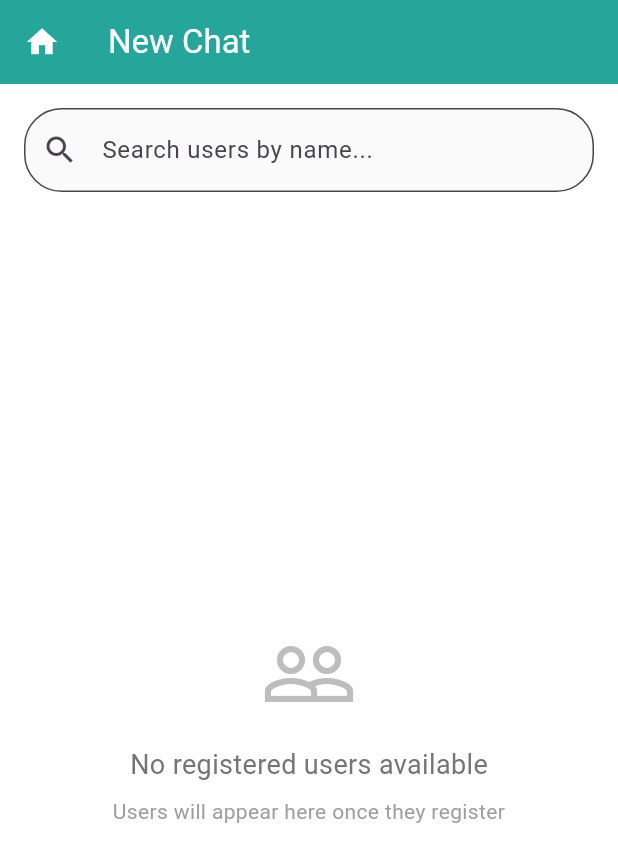
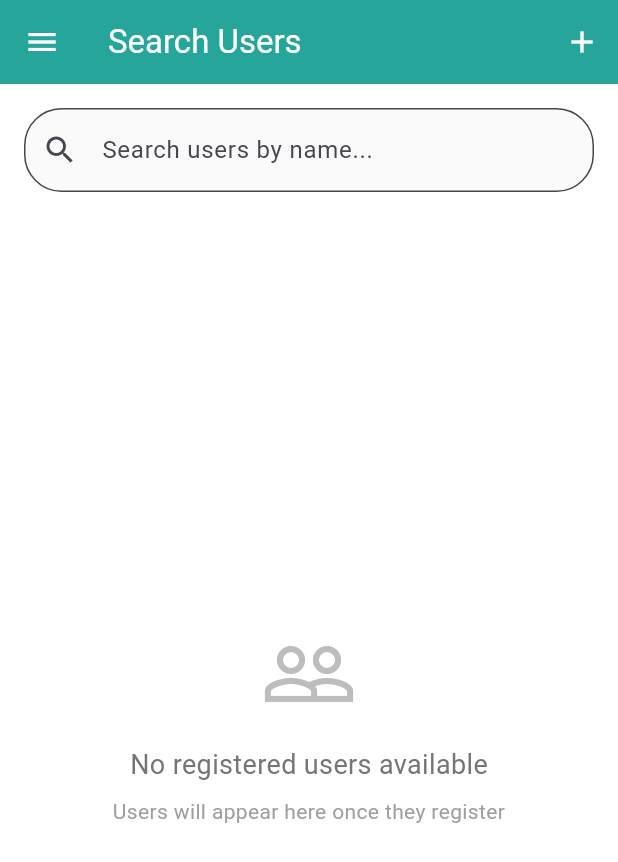
Before and after one commit to NsengaNigel/peer-support_app, a Flutter app: the ChatListScreen screen opened directly, after a tap on "Unread", after a tap on the "add" icon, on a phone screen of 412 x 824 dp. Shown: the top 862 px of the screen. Run offline on Flutter 3.47's test engine with Material 3 defaults, Android fonts, the phone set to English and light mode, and no system bars; our stand-ins replace cloud_firestore, firebase_auth, firebase_core, timeago; accounts and stored records are empty.

Commit message:
Fix hamburger menu and home logo functionality in chat section

```diff
--- a/lib/screens/chat/chat_list_screen.dart
+++ b/lib/screens/chat/chat_list_screen.dart
@@ -2,7 +2,7 @@ import 'package:flutter/material.dart';
 import 'package:timeago/timeago.dart' as timeago;
 import '../../models/chat_conversation.dart';
 import '../../services/chat_service.dart';
-import '../../widgets/home_return_arrow.dart';
+import '../../navigation/app_drawer.dart';
 import 'chat_screen.dart';
 import 'user_search_screen.dart';
 
@@ -20,8 +20,9 @@ class _ChatListScreenState extends State<ChatListScreen> {
   @override
   Widget build(BuildContext context) {
     return Scaffold(
-      appBar: HomeReturnAppBar(
-        title: 'Chats',
+      drawer: AppDrawer(onLogout: null), // Pass null since this is not the main navigation
+      appBar: AppBar(
+        title: const Text('Chats'),
         backgroundColor: const Color(0xFF26A69A), // Teal color
         foregroundColor: Colors.white,
         actions: [
--- a/lib/screens/chat/user_search_screen.dart
+++ b/lib/screens/chat/user_search_screen.dart
@@ -1,7 +1,7 @@
 import 'package:flutter/material.dart';
 import '../../models/chat_user.dart';
 import '../../services/chat_service.dart';
-import '../../widgets/home_return_arrow.dart';
+import '../../navigation/app_drawer.dart';
 import 'chat_screen.dart';
 
 class UserSearchScreen extends StatefulWidget {
@@ -83,8 +83,7 @@ class _UserSearchScreenState extends State<UserSearchScreen> {
       });
       ScaffoldMessenger.of(context).showSnackBar(
         SnackBar(
-          content: Text('Error searching users: '
-              ' [31m$e [0m'),
+          content: Text('Error searching users: $e'),
           backgroundColor: Colors.red,
         ),
       );
@@ -106,10 +105,24 @@ class _UserSearchScreenState extends State<UserSearchScreen> {
   @override
   Widget build(BuildContext context) {
     return Scaffold(
-      appBar: HomeReturnAppBar(
-        title: 'New Chat',
+      drawer: AppDrawer(onLogout: null), // Pass null since this is not the main navigation
+      appBar: AppBar(
+        title: const Text('Search Users'),
         backgroundColor: const Color(0xFF26A69A),
         foregroundColor: Colors.white,
+        actions: [
+          IconButton(
+            icon: const Icon(Icons.add),
+            onPressed: () {
+              // Add new user functionality
+              ScaffoldMessenger.of(context).showSnackBar(
+                const SnackBar(
+                  content: Text('Add user functionality coming soon!'),
+                ),
+              );
+            },
+          ),
+        ],
       ),
       body: Column(
         children: [
```
Also changed, not shown: lib/screens/chat/chat_screen.dart (+22 -3 lines), lib/screens/inbox_screen.dart (+4 -3 lines).
